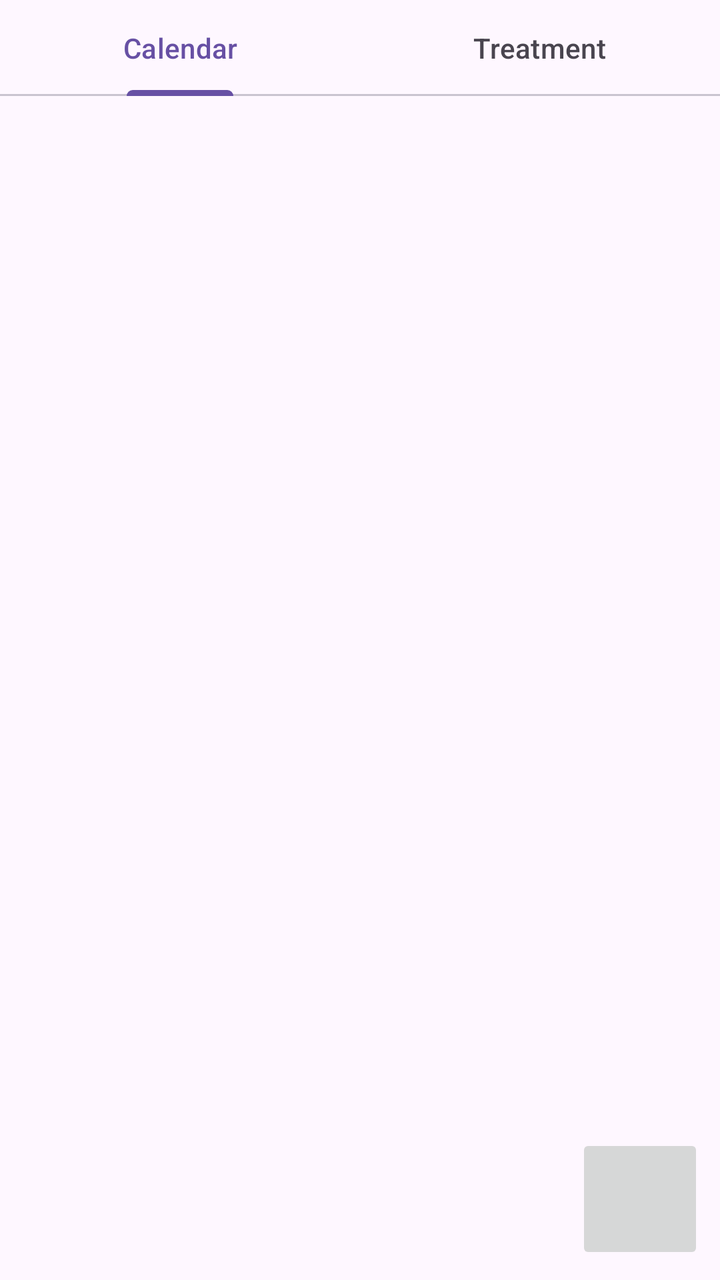
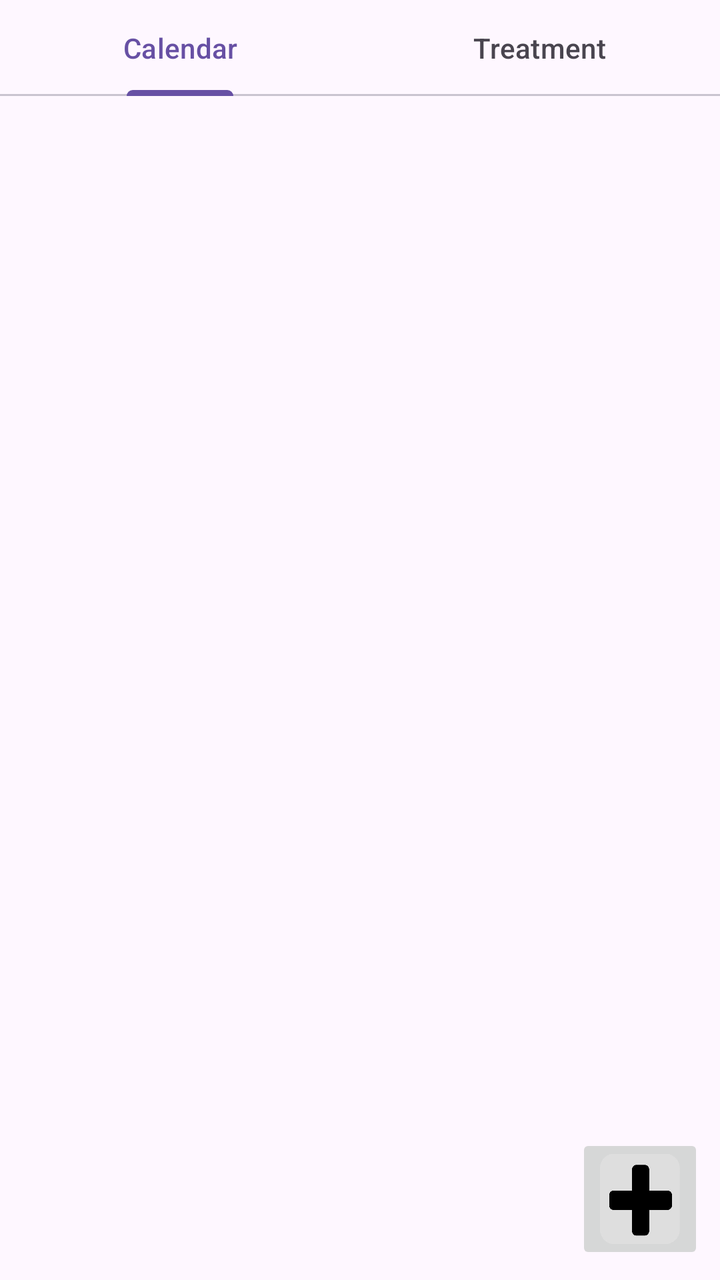

An Android layout rendered at two revisions. The XML below is the earlier revision; the diff shows what the commit changed to produce the second picture.
<!-- AndroidManifest.xml: application theme Theme.Mediplanner -->
<!-- res/layout/activity_main.xml -->
<?xml version="1.0" encoding="utf-8"?>
<RelativeLayout xmlns:android="http://schemas.android.com/apk/res/android"
    xmlns:app="http://schemas.android.com/apk/res-auto"
    xmlns:tools="http://schemas.android.com/tools"
    android:id="@+id/main"
    android:layout_width="match_parent"
    android:layout_height="match_parent"
    tools:context=".MainActivity">

    <com.google.android.material.tabs.TabLayout
        android:id="@+id/mainTabView"
        android:layout_width="match_parent"
        android:layout_height="wrap_content">

        <com.google.android.material.tabs.TabItem
            android:layout_width="match_parent"
            android:layout_height="wrap_content"
            android:text="@string/calendar_tab" />

        <com.google.android.material.tabs.TabItem
            android:layout_width="match_parent"
            android:layout_height="wrap_content"
            android:text="@string/treatment_tab" />

    </com.google.android.material.tabs.TabLayout>

    <androidx.viewpager2.widget.ViewPager2
        android:id="@+id/pager"
        android:layout_width="match_parent"
        android:layout_height="match_parent"
        android:layout_below="@id/mainTabView" />

    <ImageButton
        android:id="@+id/addButton"
        android:layout_width="64dp"
        android:layout_height="65dp"
        android:layout_alignParentRight="true"
        android:layout_alignParentBottom="true"
        android:layout_marginEnd="8dp"
        android:layout_marginBottom="8dp"
        android:onClick="onAddButtonClick"
        android:scaleType="fitXY" />

</RelativeLayout>
<!-- resources referenced by this layout -->
<resources>
  <string name="calendar_tab">Calendar</string>
  <string name="treatment_tab">Treatment</string>
  <style name="Theme.Mediplanner" parent="Base.Theme.Mediplanner" />
  <style name="Base.Theme.Mediplanner" parent="Theme.Material3.DayNight.NoActionBar">
          
          
      </style>
</resources>

<!-- the commit's change to res/layout/activity_main.xml (unified diff, before → after) -->
@@ -39,6 +39,8 @@
         android:layout_marginEnd="8dp"
         android:layout_marginBottom="8dp"
         android:onClick="onAddButtonClick"
-        android:scaleType="fitXY" />
+        android:scaleType="fitXY"
+        android:src="@drawable/add"
+        android:tooltipText="@string/addButtonTooltip" />
 
 </RelativeLayout>
<!-- resource entries referenced after the edit -->
@@ -1,5 +1,7 @@
 <!-- resources referenced by this layout -->
 <resources>
+  <!-- drawable add: webp bitmap (drawable, 7230 bytes) -->
+  <string name="addButtonTooltip">Create new Treatment Plan</string>
   <string name="calendar_tab">Calendar</string>
   <string name="treatment_tab">Treatment</string>
   <style name="Theme.Mediplanner" parent="Base.Theme.Mediplanner" />
